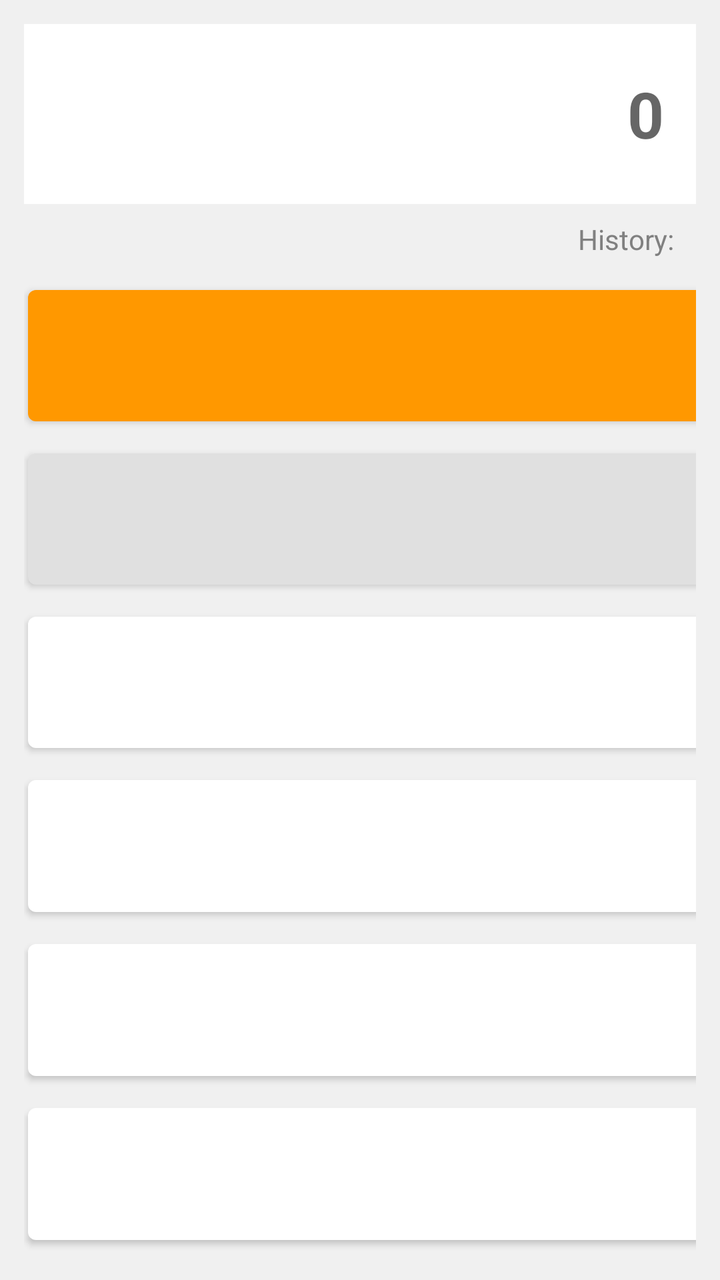
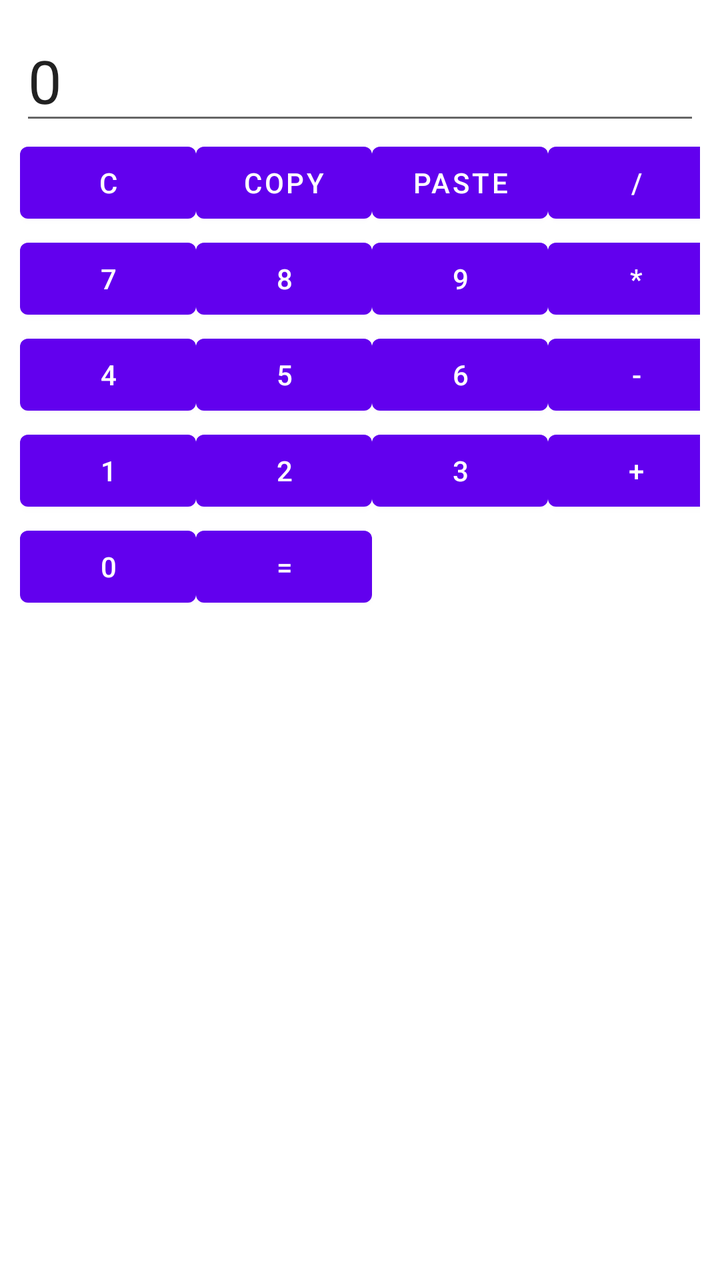

Two renders of the same Android screen: before a commit and after it. Below are the layout's source before the change and the commit's diff.
<!-- AndroidManifest.xml: application theme Theme.CalcPro -->
<!-- res/layout/activity_main.xml -->
<?xml version="1.0" encoding="utf-8"?>
<LinearLayout xmlns:android="http://schemas.android.com/apk/res/android"
    xmlns:app="http://schemas.android.com/apk/res-auto"
    android:layout_width="match_parent"
    android:layout_height="match_parent"
    android:orientation="vertical"
    android:padding="12dp"
    android:background="@color/light_gray">

    
    <EditText
        android:id="@+id/tvDisplay"
        android:layout_width="match_parent"
        android:layout_height="90dp"
        android:background="@color/white"
        android:gravity="end|center_vertical"
        android:padding="16dp"
        android:textSize="32sp"
        android:textStyle="bold"
        android:focusable="false"
        android:hint="0"
        android:textColor="@color/black" />

    
    <TextView
        android:id="@+id/tvHistory"
        android:layout_width="match_parent"
        android:layout_height="wrap_content"
        android:gravity="end"
        android:padding="8dp"
        android:textColor="@color/gray"
        android:textSize="14sp"
        android:text="History: " />

    
    <GridLayout
        android:layout_width="match_parent"
        android:layout_height="0dp"
        android:layout_weight="1"
        android:columnCount="4"
        android:rowCount="6">

        
        <com.google.android.material.button.MaterialButton android:id="@+id/btnClear" android:text="C" android:textColor="@color/white" app:backgroundTint="@color/orange" android:layout_margin="2dp" android:layout_columnWeight="1" android:layout_rowWeight="1"/>
        <com.google.android.material.button.MaterialButton android:id="@+id/btnCopy" android:text="Copy" android:textColor="@color/black" app:backgroundTint="@color/btn_bg" android:layout_margin="2dp" android:layout_columnWeight="1" android:layout_rowWeight="1"/>
        <com.google.android.material.button.MaterialButton android:id="@+id/btnPaste" android:text="Paste" android:textColor="@color/black" app:backgroundTint="@color/btn_bg" android:layout_margin="2dp" android:layout_columnWeight="1" android:layout_rowWeight="1"/>
        <com.google.android.material.button.MaterialButton android:id="@+id/btnDiv" android:text="/" android:textColor="@color/white" app:backgroundTint="@color/purple_500" android:layout_margin="2dp" android:layout_columnWeight="1" android:layout_rowWeight="1"/>

        
        <com.google.android.material.button.MaterialButton android:id="@+id/btnSin" android:text="sin" android:textColor="@color/black" app:backgroundTint="@color/btn_bg" android:layout_margin="2dp" android:layout_columnWeight="1" android:layout_rowWeight="1"/>
        <com.google.android.material.button.MaterialButton android:id="@+id/btnCos" android:text="cos" android:textColor="@color/black" app:backgroundTint="@color/btn_bg" android:layout_margin="2dp" android:layout_columnWeight="1" android:layout_rowWeight="1"/>
        <com.google.android.material.button.MaterialButton android:id="@+id/btnTan" android:text="tan" android:textColor="@color/black" app:backgroundTint="@color/btn_bg" android:layout_margin="2dp" android:layout_columnWeight="1" android:layout_rowWeight="1"/>
        <com.google.android.material.button.MaterialButton android:id="@+id/btnMul" android:text="*" android:textColor="@color/white" app:backgroundTint="@color/purple_500" android:layout_margin="2dp" android:layout_columnWeight="1" android:layout_rowWeight="1"/>

        
        <com.google.android.material.button.MaterialButton android:id="@+id/btn7" android:text="7" android:textColor="@color/black" app:backgroundTint="@color/white" android:layout_margin="2dp" android:layout_columnWeight="1" android:layout_rowWeight="1"/>
        <com.google.android.material.button.MaterialButton android:id="@+id/btn8" android:text="8" android:textColor="@color/black" app:backgroundTint="@color/white" android:layout_margin="2dp" android:layout_columnWeight="1" android:layout_rowWeight="1"/>
        <com.google.android.material.button.MaterialButton android:id="@+id/btn9" android:text="9" android:textColor="@color/black" app:backgroundTint="@color/white" android:layout_margin="2dp" android:layout_columnWeight="1" android:layout_rowWeight="1"/>
        <com.google.android.material.button.MaterialButton android:id="@+id/btnSub" android:text="-" android:textColor="@color/white" app:backgroundTint="@color/purple_500" android:layout_margin="2dp" android:layout_columnWeight="1" android:layout_rowWeight="1"/>

        
        <com.google.android.material.button.MaterialButton android:id="@+id/btn4" android:text="4" android:textColor="@color/black" app:backgroundTint="@color/white" android:layout_margin="2dp" android:layout_columnWeight="1" android:layout_rowWeight="1"/>
        <com.google.android.material.button.MaterialButton android:id="@+id/btn5" android:text="5" android:textColor="@color/black" app:backgroundTint="@color/white" android:layout_margin="2dp" android:layout_columnWeight="1" android:layout_rowWeight="1"/>
        <com.google.android.material.button.MaterialButton android:id="@+id/btn6" android:text="6" android:textColor="@color/black" app:backgroundTint="@color/white" android:layout_margin="2dp" android:layout_columnWeight="1" android:layout_rowWeight="1"/>
        <com.google.android.material.button.MaterialButton android:id="@+id/btnAdd" android:text="+" android:textColor="@color/white" app:backgroundTint="@color/purple_500" android:layout_margin="2dp" android:layout_columnWeight="1" android:layout_rowWeight="1"/>

        
        <com.google.android.material.button.MaterialButton android:id="@+id/btn1" android:text="1" android:textColor="@color/black" app:backgroundTint="@color/white" android:layout_margin="2dp" android:layout_columnWeight="1" android:layout_rowWeight="1"/>
        <com.google.android.material.button.MaterialButton android:id="@+id/btn2" android:text="2" android:textColor="@color/black" app:backgroundTint="@color/white" android:layout_margin="2dp" android:layout_columnWeight="1" android:layout_rowWeight="1"/>
        <com.google.android.material.button.MaterialButton android:id="@+id/btn3" android:text="3" android:textColor="@color/black" app:backgroundTint="@color/white" android:layout_margin="2dp" android:layout_columnWeight="1" android:layout_rowWeight="1"/>
        <com.google.android.material.button.MaterialButton android:id="@+id/btnSqrt" android:text="√" android:textColor="@color/black" app:backgroundTint="@color/btn_bg" android:layout_margin="2dp" android:layout_columnWeight="1" android:layout_rowWeight="1"/>

        
        <com.google.android.material.button.MaterialButton android:id="@+id/btn0" android:text="0" android:textColor="@color/black" app:backgroundTint="@color/white" android:layout_margin="2dp" android:layout_columnWeight="1" android:layout_rowWeight="1"/>
        <com.google.android.material.button.MaterialButton android:id="@+id/btnPercent" android:text="%" android:textColor="@color/black" app:backgroundTint="@color/btn_bg" android:layout_margin="2dp" android:layout_columnWeight="1" android:layout_rowWeight="1"/>
        <com.google.android.material.button.MaterialButton android:id="@+id/btnLog" android:text="log" android:textColor="@color/black" app:backgroundTint="@color/btn_bg" android:layout_margin="2dp" android:layout_columnWeight="1" android:layout_rowWeight="1"/>
        <com.google.android.material.button.MaterialButton android:id="@+id/btnEqual" android:text="=" android:textColor="@color/white" app:backgroundTint="@color/purple_700" android:layout_margin="2dp" android:layout_columnWeight="1" android:layout_rowWeight="1"/>

    </GridLayout>

</LinearLayout>
<!-- resources referenced by this layout -->
<resources>
  <color name="black">#FF000000</color>
  <color name="btn_bg">#E0E0E0</color>
  <color name="gray">#808080</color>
  <color name="light_gray">#F0F0F0</color>
  <color name="orange">#FF9800</color>
  <color name="purple_500">#6200EE</color>
  <color name="purple_700">#3700B3</color>
  <color name="white">#FFFFFFFF</color>
  <style name="Theme.CalcPro" parent="Theme.MaterialComponents.DayNight.DarkActionBar">
          <item name="colorPrimary">@color/purple_500</item>
          <item name="colorPrimaryVariant">@color/purple_700</item>
          <item name="colorOnPrimary">@color/white</item>
          <item name="colorSecondary">@color/teal_200</item>
          <item name="colorSecondaryVariant">@color/teal_700</item>
          <item name="colorOnSecondary">@color/black</item>
      </style>
  <color name="teal_200">#03DAC5</color>
  <color name="teal_700">#018786</color>
</resources>

<!-- the commit's change to res/layout/activity_main.xml (unified diff, before → after) -->
@@ -1,81 +1,53 @@
 <?xml version="1.0" encoding="utf-8"?>
 <LinearLayout xmlns:android="http://schemas.android.com/apk/res/android"
-    xmlns:app="http://schemas.android.com/apk/res-auto"
     android:layout_width="match_parent"
     android:layout_height="match_parent"
     android:orientation="vertical"
-    android:padding="12dp"
-    android:background="@color/light_gray">
+    android:padding="10dp">
 
-    
     <EditText
         android:id="@+id/tvDisplay"
         android:layout_width="match_parent"
-        android:layout_height="90dp"
-        android:background="@color/white"
-        android:gravity="end|center_vertical"
-        android:padding="16dp"
-        android:textSize="32sp"
-        android:textStyle="bold"
-        android:focusable="false"
-        android:hint="0"
-        android:textColor="@color/black" />
+        android:layout_height="wrap_content"
+        android:textSize="30sp"
+        android:text="0" />
 
-    
-    <TextView
-        android:id="@+id/tvHistory"
+    <TableLayout
         android:layout_width="match_parent"
         android:layout_height="wrap_content"
-        android:gravity="end"
-        android:padding="8dp"
-        android:textColor="@color/gray"
-        android:textSize="14sp"
-        android:text="History: " />
+        android:stretchColumns="*">
+        
+        <TableRow>
+            <Button android:id="@+id/btnClear" android:text="C" />
+            <Button android:id="@+id/btnCopy" android:text="Copy" />
+            <Button android:id="@+id/btnPaste" android:text="Paste" />
+            <Button android:id="@+id/btnDiv" android:text="/" />
+        </TableRow>
+        
+        <TableRow>
+            <Button android:id="@+id/btn7" android:text="7" />
+            <Button android:id="@+id/btn8" android:text="8" />
+            <Button android:id="@+id/btn9" android:text="9" />
+            <Button android:id="@+id/btnMul" android:text="*" />
+        </TableRow>
+        
+        <TableRow>
+            <Button android:id="@+id/btn4" android:text="4" />
+            <Button android:id="@+id/btn5" android:text="5" />
+            <Button android:id="@+id/btn6" android:text="6" />
+            <Button android:id="@+id/btnSub" android:text="-" />
+        </TableRow>
 
-    
-    <GridLayout
-        android:layout_width="match_parent"
-        android:layout_height="0dp"
-        android:layout_weight="1"
-        android:columnCount="4"
-        android:rowCount="6">
-
+        <TableRow>
+            <Button android:id="@+id/btn1" android:text="1" />
+            <Button android:id="@+id/btn2" android:text="2" />
+            <Button android:id="@+id/btn3" android:text="3" />
+            <Button android:id="@+id/btnAdd" android:text="+" />
+        </TableRow>
         
-        <com.google.android.material.button.MaterialButton android:id="@+id/btnClear" android:text="C" android:textColor="@color/white" app:backgroundTint="@color/orange" android:layout_margin="2dp" android:layout_columnWeight="1" android:layout_rowWeight="1"/>
-        <com.google.android.material.button.MaterialButton android:id="@+id/btnCopy" android:text="Copy" android:textColor="@color/black" app:backgroundTint="@color/btn_bg" android:layout_margin="2dp" android:layout_columnWeight="1" android:layout_rowWeight="1"/>
-        <com.google.android.material.button.MaterialButton android:id="@+id/btnPaste" android:text="Paste" android:textColor="@color/black" app:backgroundTint="@color/btn_bg" android:layout_margin="2dp" android:layout_columnWeight="1" android:layout_rowWeight="1"/>
-        <com.google.android.material.button.MaterialButton android:id="@+id/btnDiv" android:text="/" android:textColor="@color/white" app:backgroundTint="@color/purple_500" android:layout_margin="2dp" android:layout_columnWeight="1" android:layout_rowWeight="1"/>
-
-        
-        <com.google.android.material.button.MaterialButton android:id="@+id/btnSin" android:text="sin" android:textColor="@color/black" app:backgroundTint="@color/btn_bg" android:layout_margin="2dp" android:layout_columnWeight="1" android:layout_rowWeight="1"/>
-        <com.google.android.material.button.MaterialButton android:id="@+id/btnCos" android:text="cos" android:textColor="@color/black" app:backgroundTint="@color/btn_bg" android:layout_margin="2dp" android:layout_columnWeight="1" android:layout_rowWeight="1"/>
-        <com.google.android.material.button.MaterialButton android:id="@+id/btnTan" android:text="tan" android:textColor="@color/black" app:backgroundTint="@color/btn_bg" android:layout_margin="2dp" android:layout_columnWeight="1" android:layout_rowWeight="1"/>
-        <com.google.android.material.button.MaterialButton android:id="@+id/btnMul" android:text="*" android:textColor="@color/white" app:backgroundTint="@color/purple_500" android:layout_margin="2dp" android:layout_columnWeight="1" android:layout_rowWeight="1"/>
-
-        
-        <com.google.android.material.button.MaterialButton android:id="@+id/btn7" android:text="7" android:textColor="@color/black" app:backgroundTint="@color/white" android:layout_margin="2dp" android:layout_columnWeight="1" android:layout_rowWeight="1"/>
-        <com.google.android.material.button.MaterialButton android:id="@+id/btn8" android:text="8" android:textColor="@color/black" app:backgroundTint="@color/white" android:layout_margin="2dp" android:layout_columnWeight="1" android:layout_rowWeight="1"/>
-        <com.google.android.material.button.MaterialButton android:id="@+id/btn9" android:text="9" android:textColor="@color/black" app:backgroundTint="@color/white" android:layout_margin="2dp" android:layout_columnWeight="1" android:layout_rowWeight="1"/>
-        <com.google.android.material.button.MaterialButton android:id="@+id/btnSub" android:text="-" android:textColor="@color/white" app:backgroundTint="@color/purple_500" android:layout_margin="2dp" android:layout_columnWeight="1" android:layout_rowWeight="1"/>
-
-        
-        <com.google.android.material.button.MaterialButton android:id="@+id/btn4" android:text="4" android:textColor="@color/black" app:backgroundTint="@color/white" android:layout_margin="2dp" android:layout_columnWeight="1" android:layout_rowWeight="1"/>
-        <com.google.android.material.button.MaterialButton android:id="@+id/btn5" android:text="5" android:textColor="@color/black" app:backgroundTint="@color/white" android:layout_margin="2dp" android:layout_columnWeight="1" android:layout_rowWeight="1"/>
-        <com.google.android.material.button.MaterialButton android:id="@+id/btn6" android:text="6" android:textColor="@color/black" app:backgroundTint="@color/white" android:layout_margin="2dp" android:layout_columnWeight="1" android:layout_rowWeight="1"/>
-        <com.google.android.material.button.MaterialButton android:id="@+id/btnAdd" android:text="+" android:textColor="@color/white" app:backgroundTint="@color/purple_500" android:layout_margin="2dp" android:layout_columnWeight="1" android:layout_rowWeight="1"/>
-
-        
-        <com.google.android.material.button.MaterialButton android:id="@+id/btn1" android:text="1" android:textColor="@color/black" app:backgroundTint="@color/white" android:layout_margin="2dp" android:layout_columnWeight="1" android:layout_rowWeight="1"/>
-        <com.google.android.material.button.MaterialButton android:id="@+id/btn2" android:text="2" android:textColor="@color/black" app:backgroundTint="@color/white" android:layout_margin="2dp" android:layout_columnWeight="1" android:layout_rowWeight="1"/>
-        <com.google.android.material.button.MaterialButton android:id="@+id/btn3" android:text="3" android:textColor="@color/black" app:backgroundTint="@color/white" android:layout_margin="2dp" android:layout_columnWeight="1" android:layout_rowWeight="1"/>
-        <com.google.android.material.button.MaterialButton android:id="@+id/btnSqrt" android:text="√" android:textColor="@color/black" app:backgroundTint="@color/btn_bg" android:layout_margin="2dp" android:layout_columnWeight="1" android:layout_rowWeight="1"/>
-
-        
-        <com.google.android.material.button.MaterialButton android:id="@+id/btn0" android:text="0" android:textColor="@color/black" app:backgroundTint="@color/white" android:layout_margin="2dp" android:layout_columnWeight="1" android:layout_rowWeight="1"/>
-        <com.google.android.material.button.MaterialButton android:id="@+id/btnPercent" android:text="%" android:textColor="@color/black" app:backgroundTint="@color/btn_bg" android:layout_margin="2dp" android:layout_columnWeight="1" android:layout_rowWeight="1"/>
-        <com.google.android.material.button.MaterialButton android:id="@+id/btnLog" android:text="log" android:textColor="@color/black" app:backgroundTint="@color/btn_bg" android:layout_margin="2dp" android:layout_columnWeight="1" android:layout_rowWeight="1"/>
-        <com.google.android.material.button.MaterialButton android:id="@+id/btnEqual" android:text="=" android:textColor="@color/white" app:backgroundTint="@color/purple_700" android:layout_margin="2dp" android:layout_columnWeight="1" android:layout_rowWeight="1"/>
-
-    </GridLayout>
-
+        <TableRow>
+            <Button android:id="@+id/btn0" android:text="0" />
+            <Button android:id="@+id/btnEqual" android:text="=" />
+        </TableRow>
+    </TableLayout>
 </LinearLayout>
<!-- resource entries referenced after the edit -->
@@ -1,10 +1,6 @@
 <!-- resources referenced by this layout -->
 <resources>
   <color name="black">#FF000000</color>
-  <color name="btn_bg">#E0E0E0</color>
-  <color name="gray">#808080</color>
-  <color name="light_gray">#F0F0F0</color>
-  <color name="orange">#FF9800</color>
   <color name="purple_500">#6200EE</color>
   <color name="purple_700">#3700B3</color>
   <color name="white">#FFFFFFFF</color>
